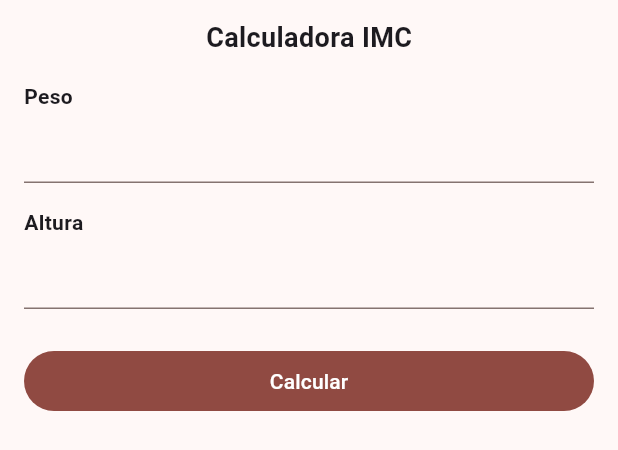
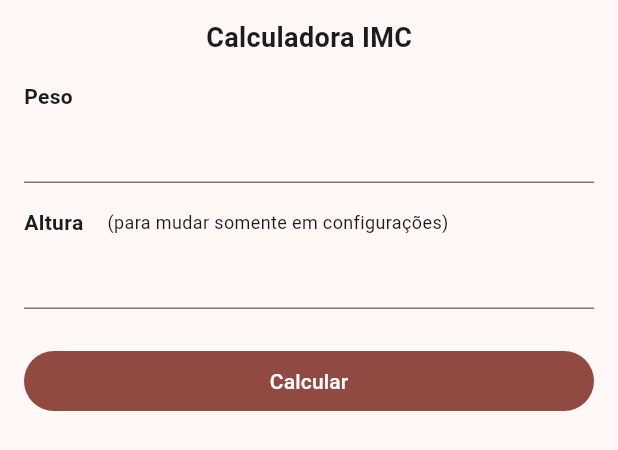
Before and after one commit to rodolfoHOk/dio.imc-flutter, a Flutter app: the AddIMCPage widget shown alone on an empty page, opened directly with empty values, on a phone screen of 412 x 824 dp. Shown: the top 450 px of the screen. Run offline on Flutter 3.47's test engine with Material 3 defaults, Android fonts, the phone set to English and light mode, and no system bars; our stand-ins replace google_fonts, hive; accounts and stored records are empty; statements that could not run were skipped.

Commit message:
feat: init height from repository in add imc page

```diff
--- a/lib/pages/add_imc_page.dart
+++ b/lib/pages/add_imc_page.dart
@@ -1,5 +1,7 @@
 import 'package:flutter/material.dart';
 import 'package:imc_flutter/classes/imc.dart';
+import 'package:imc_flutter/model/configuration_model.dart';
+import 'package:imc_flutter/repositories/configuration_repository.dart';
 import 'package:imc_flutter/widgets/result_bottom_modal.dart';
 
 class AddIMCPage extends StatefulWidget {
@@ -14,6 +16,23 @@ class AddIMCPage extends StatefulWidget {
 class _AddIMCPageState extends State<AddIMCPage> {
   TextEditingController weightController = TextEditingController(text: "");
   TextEditingController heightController = TextEditingController(text: "");
+
+  late ConfigurationRepository configurationRepository;
+  ConfigurationModel? configurationModel;
+
+  void initData() async {
+    configurationRepository = await ConfigurationRepository.load();
+    configurationModel = configurationRepository.getData();
+    heightController.text = configurationModel?.height.toString() ?? "";
+    debugPrint(configurationModel?.height.toString());
+    setState(() {});
+  }
+
+  @override
+  void initState() {
+    super.initState();
+    initData();
+  }
 
   @override
   Widget build(BuildContext context) {
@@ -37,13 +56,23 @@ class _AddIMCPageState extends State<AddIMCPage> {
             keyboardType: TextInputType.number,
           ),
           const SizedBox(height: 16),
-          const Text(
-            "Altura",
-            style: TextStyle(fontWeight: FontWeight.bold),
+          const Row(
+            children: [
+              Text(
+                "Altura",
+                style: TextStyle(fontWeight: FontWeight.bold),
+              ),
+              SizedBox(width: 16),
+              Text(
+                "(para mudar somente em configurações)",
+                style: TextStyle(fontSize: 12),
+              ),
+            ],
           ),
           TextField(
             controller: heightController,
             keyboardType: TextInputType.number,
+            readOnly: true,
           ),
           const SizedBox(height: 24),
           FilledButton(
```
